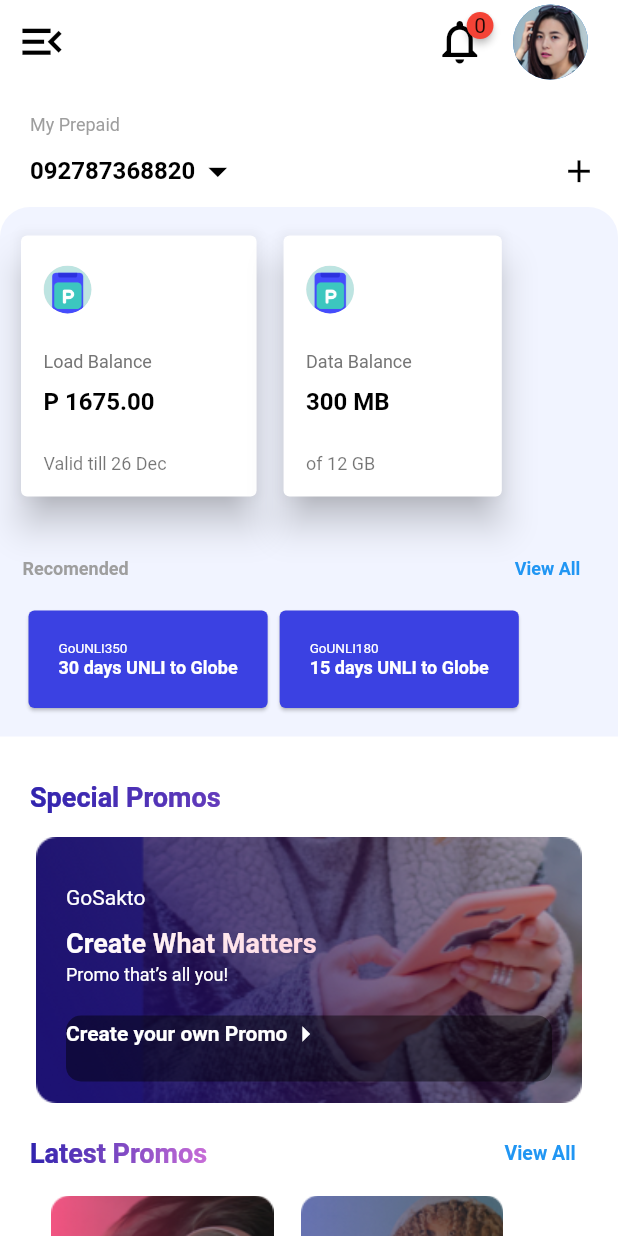
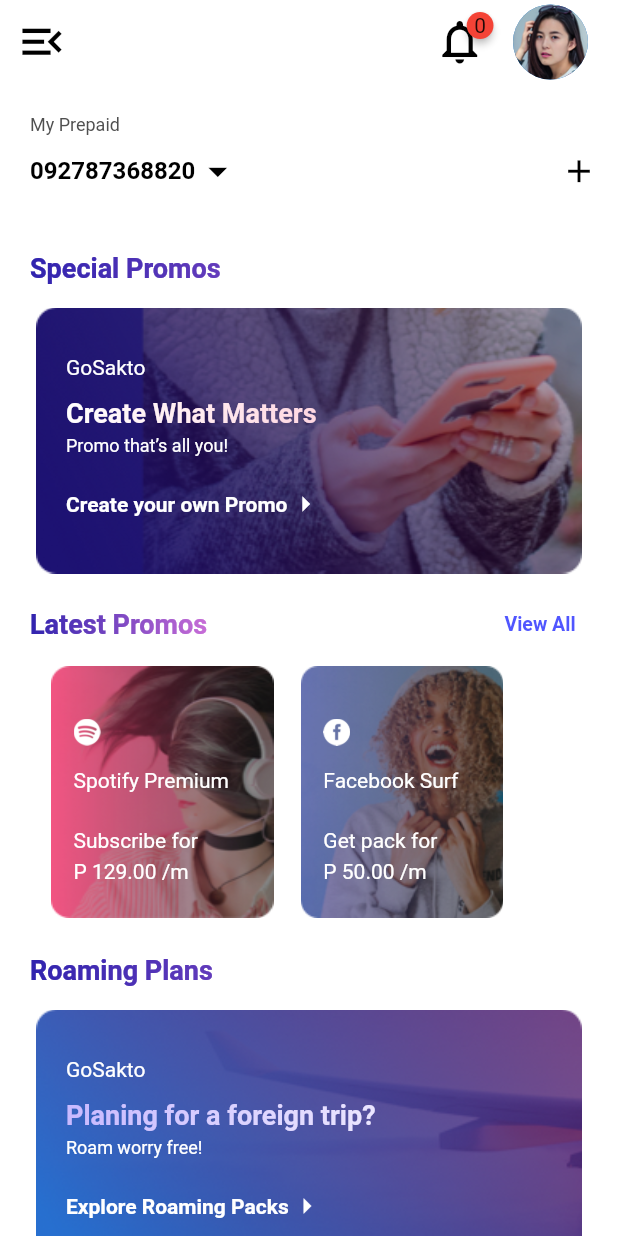
Before and after one commit to Basava44/flutter_app, a Flutter app: the screen it shows after launch, after a tap on the "menu open" icon, on a phone screen of 412 x 824 dp. Run offline on Flutter 3.47's test engine with Material 2 defaults, Android fonts, the phone set to English and light mode, and no system bars; drawn by our look-alikes of badges.

Commit message:
Linear Gradient colors

```diff
--- a/lib/main.dart
+++ b/lib/main.dart
@@ -1,5 +1,6 @@
 import 'package:flutter/material.dart';
 import 'package:badges/badges.dart';
+import 'package:flutter_app/theme/AppTheme.dart';
 import 'package:flutter_app/widgets/Brands.dart';
 import 'package:flutter_app/widgets/ElevatedButton.dart';
 import 'package:flutter_app/widgets/GlobalRewards.dart';
@@ -27,15 +28,15 @@ class _MyAppState extends State<MyApp> {
   Widget build(BuildContext context) {
     return SafeArea(
       child: Scaffold(
-        backgroundColor: Colors.white,
+        backgroundColor: AppTheme.colors.white,
         appBar: AppBar(
           elevation: 0,
-          backgroundColor: Colors.white,
+          backgroundColor: AppTheme.colors.white,
           leading: IconButton(
             icon: Icon(Icons.menu_open_outlined),
             iconSize: 35,
             onPressed: () {},
-            color: Colors.black,
+            color: AppTheme.colors.black,
           ),
           actions: <Widget>[
             Badge(
@@ -50,7 +51,7 @@ class _MyAppState extends State<MyApp> {
                 },
                 icon: Icon(Icons.notifications_none_outlined),
                 iconSize: 35,
-                color: Colors.black,
+                color: AppTheme.colors.black,
               ),
             ),
             SizedBox(width: 10),
@@ -67,14 +68,13 @@ class _MyAppState extends State<MyApp> {
           child: ListView(
             children: <Widget>[
                UserData(),
-              Balance(),
+               //Balance(),
                SpecialPromos(),
                LatestPromos(),
                RoamingPlans(),
                GlobalRewards(),
                Brands(),
                Button(),
-
             ],
           ),
         ),
--- /dev/null
+++ b/lib/theme/AppColors.dart
@@ -0,0 +1,40 @@
+import 'package:flutter/material.dart';
+
+// ignore: camel_case_types
+class AppColors {
+  final white = const Color(0xFFFFFFFF);
+  // ignore: non_constant_identifier_names
+  final greyish_brown_two = const Color(0xFF4F4F4F);
+  // ignore: non_constant_identifier_names
+  final greyish_brown_three = const Color(0xFF4E4E4E);
+  // ignore: non_constant_identifier_names
+  final warm_grey = const Color(0xFF9C9C9C);
+  // ignore: non_constant_identifier_names
+  final lightish_blue = const Color(0xFF5056FF);
+  // ignore: non_constant_identifier_names
+  final warm_blue_two = const Color(0xFF3B41E2);
+  // ignore: non_constant_identifier_names
+  final dark_grey = const Color(0xFF131415);
+  // ignore: non_constant_identifier_names
+  final black_two = const Color(0xFF272727);
+  // ignore: non_constant_identifier_names
+  final ice_blue = const Color(0xFFF1F4FF);
+  final sapphire = const Color(0xFF3023AE);
+  // ignore: non_constant_identifier_names
+  final lavender_pink = const Color(0xFFC86DD7);
+  final mango = const Color(0xFFF9AE34);
+  final tangerine = const Color(0xFFFF8720);
+  // ignore: non_constant_identifier_names
+  final pale_salmon = const Color(0XFFFFA8A8);
+  final cornflower = const Color(0xFF656AFC);
+  // ignore: non_constant_identifier_names
+  final grape_purple = const Color(0xFF511158);
+  // ignore: non_constant_identifier_names
+  final red_brown = const Color(0xFF771313);
+  // ignore: non_constant_identifier_names
+  final red_brown_two = const Color(0xFF941D1D);
+  final black = const Color(0xFF000000);
+
+
+  const AppColors();
+}
--- /dev/null
+++ b/lib/theme/AppTheme.dart
@@ -0,0 +1,5 @@
+import 'package:flutter_app/theme/AppColors.dart';
+
+class AppTheme {
+  static const colors = AppColors();
+}
--- a/lib/widgets/Balance.dart
+++ b/lib/widgets/Balance.dart
@@ -1,4 +1,5 @@
 import 'package:flutter/material.dart';
+import 'package:flutter_app/theme/AppTheme.dart';
 import 'package:flutter_app/widgets/Recomended.dart';
 import 'Balance/BalanceCard.dart';
 import 'Balance/BalanceData.dart';
@@ -16,7 +17,7 @@ class Balance extends StatelessWidget {
   Widget build(BuildContext context) {
     return Container(
       decoration: BoxDecoration(
-        color: Color(0xFFF1F4FF),
+        color: AppTheme.colors.ice_blue,
         borderRadius: BorderRadius.only(
           topRight: Radius.circular(20),
           topLeft: Radius.circular(20),
--- a/lib/widgets/Balance/BalanceCard.dart
+++ b/lib/widgets/Balance/BalanceCard.dart
@@ -1,16 +1,16 @@
 import 'package:flutter/material.dart';
+import 'package:flutter_app/theme/AppTheme.dart';
 import 'BalanceData.dart';
 
 class BalanceCard extends StatelessWidget {
   final BalanceData data;
   BalanceCard({ required this.data });
-
   @override
   Widget build(BuildContext context) {
     return Container(
       margin: EdgeInsets.fromLTRB(10, 15, 0, 5),
       child: Card(
-        color: Colors.white,
+        color: AppTheme.colors.white,
         child: Padding(
           padding: const EdgeInsets.all(10),
           child: Padding(
@@ -21,7 +21,6 @@ class BalanceCard extends StatelessWidget {
                 CircleAvatar(
                   backgroundImage: AssetImage(data.icon),
                   radius: 16,
-                  backgroundColor: Colors.grey[200],
                 ),
                 SizedBox(
                   height: 25,
@@ -30,7 +29,7 @@ class BalanceCard extends StatelessWidget {
                   data.title,
                   style: TextStyle(
                     fontSize: 12,
-                    color: Colors.grey[600],
+                    color: AppTheme.colors.greyish_brown_two,
                   ),
                 ),
                 SizedBox(
@@ -40,7 +39,7 @@ class BalanceCard extends StatelessWidget {
                   data.balance,
                   style: TextStyle(
                     fontSize: 16,
-                    color: Colors.black,
+                    color: AppTheme.colors.dark_grey,
                     fontWeight: FontWeight.w600,
                   ),
                 ),
@@ -51,7 +50,7 @@ class BalanceCard extends StatelessWidget {
                   data.validity,
                   style: TextStyle(
                     fontSize: 12,
-                    color: Colors.black54,
+                    color: AppTheme.colors.black_two,
                   ),
                 ),
               ],
@@ -62,4 +61,6 @@ class BalanceCard extends StatelessWidget {
       ),
     );
   }
+
+  noSuchMethod(Invocation invocation) => super.noSuchMethod(invocation);
 }
--- a/lib/widgets/Brands/Branddata.dart/BrandCard.dart
+++ b/lib/widgets/Brands/Branddata.dart/BrandCard.dart
@@ -1,4 +1,5 @@
 import 'package:flutter/material.dart';
+import 'package:flutter_app/theme/AppTheme.dart';
 import 'BrandData.dart';
 
 class BrandCard extends StatelessWidget {
@@ -35,7 +36,7 @@ class BrandCard extends StatelessWidget {
                 Text(
                   data.title,
                   style: TextStyle(
-                    color: Colors.white,
+                    color: AppTheme.colors.white,
                     fontSize: 14,
                     fontWeight: FontWeight.bold,
                   ),
@@ -46,7 +47,7 @@ class BrandCard extends StatelessWidget {
                 Text(
                   data.footer1,
                   style: TextStyle(
-                    color: Colors.white60,
+                    color: AppTheme.colors.white,
                     fontSize: 15,
                     fontWeight: FontWeight.w500,
                   ),
@@ -57,7 +58,7 @@ class BrandCard extends StatelessWidget {
                 Text(
                   data.footer2,
                   style: TextStyle(
-                    color: Colors.white60,
+                    color: AppTheme.colors.white,
                     fontSize: 15,
                     fontWeight: FontWeight.w500,
                   ),
--- a/lib/widgets/ElevatedButton.dart
+++ b/lib/widgets/ElevatedButton.dart
@@ -1,4 +1,5 @@
 import 'package:flutter/material.dart';
+import 'package:flutter_app/theme/AppTheme.dart';
 
 class Button extends StatelessWidget {
   @override
@@ -11,13 +12,13 @@ class Button extends StatelessWidget {
           onPressed: () {},
           style: ElevatedButton.styleFrom(
             padding: EdgeInsets.symmetric(vertical: 18,),
-            onPrimary: Colors.black,
-            primary: Colors.white,
+            onPrimary: AppTheme.colors.black,
+            primary: AppTheme.colors.white,
             textStyle: TextStyle(
               fontSize: 14,
               fontWeight: FontWeight.w600,
             ),
-            side: BorderSide(color: Colors.black, width: 1),
+            side: BorderSide(color: AppTheme.colors.black, width: 1),
             elevation: 0,
           ),
       ));
--- a/lib/widgets/GlobalRewards.dart
+++ b/lib/widgets/GlobalRewards.dart
@@ -1,4 +1,5 @@
 import 'package:flutter/material.dart';
+import 'package:flutter_app/theme/AppTheme.dart';
 
 class GlobalRewards extends StatelessWidget {
   @override
@@ -12,8 +13,8 @@ class GlobalRewards extends StatelessWidget {
             shaderCallback: (bounds) =>
             LinearGradient(
               colors: [
-                Color(0xff3023ae),
-                Color(0xffc86dd7),
+                AppTheme.colors.sapphire,
+                AppTheme.colors.lavender_pink,
               ],
               tileMode: TileMode.clamp,
             ).createShader(bounds),
@@ -22,7 +23,7 @@ class GlobalRewards extends StatelessWidget {
               style: TextStyle(
                 fontSize: 18,
                 fontWeight: FontWeight.bold,
-                color: Colors.white,
+                color: AppTheme.colors.white,
               ),
               ),
           ),
@@ -33,8 +34,8 @@ class GlobalRewards extends StatelessWidget {
                 decoration: BoxDecoration(
                   gradient: LinearGradient(
                     colors:[
-                      Color(0xfff9ae34),
-                      Color(0xffff8720),
+                      AppTheme.colors.mango,
+                      AppTheme.colors.tangerine,
                     ],
                     tileMode: TileMode.clamp,
                   ),
@@ -52,7 +53,7 @@ class GlobalRewards extends StatelessWidget {
                           style: TextStyle(
                             fontSize: 11,
                             fontWeight: FontWeight.w600,
-                            color: Colors.white,
+                            color: AppTheme.colors.white,
                           ),
                           ),
                           SizedBox(height: 6,),
@@ -63,7 +64,7 @@ class GlobalRewards extends StatelessWidget {
                             style: TextStyle(
                               fontSize: 20,
                               fontWeight: FontWeight.bold,
-                              color: Colors.white,
+                              color: AppTheme.colors.white,
                             ),
                             ),
                         ),
--- a/lib/widgets/LatestPromos.dart
+++ b/lib/widgets/LatestPromos.dart
@@ -1,4 +1,5 @@
 import 'package:flutter/material.dart';
+import 'package:flutter_app/theme/AppTheme.dart';
 import 'package:flutter_app/widgets/LatestPromos/LatestPromoCard.dart';
 import 'package:flutter_app/widgets/LatestPromos/LatestPromoCardData.dart';
 
@@ -24,15 +25,15 @@ class LatestPromos extends StatelessWidget {
                 shaderCallback: (bounds) =>
                 LinearGradient(
                   colors: [
-                    Color(0xFF3023AE),
-                    Color(0xFFC86DD7),
+                    AppTheme.colors.sapphire,
+                    AppTheme.colors.lavender_pink,
                   ],
                   tileMode: TileMode.clamp,
                 ).createShader(bounds),
                 child: Text(
                   'Latest Promos',
                   style: TextStyle(
-                    color: Colors.white,
+                    color: AppTheme.colors.white,
                     fontSize: 18,
                     fontWeight: FontWeight.w600,
                   ),
@@ -43,7 +44,7 @@ class LatestPromos extends StatelessWidget {
                 child: Text(
                   'View All',
                   style: TextStyle(
-                    color: Colors.blue,
+                    color: AppTheme.colors.lightish_blue,
                     fontWeight: FontWeight.bold,
                     fontSize: 13,
                   ),
--- a/lib/widgets/LatestPromos/LatestPromoCard.dart
+++ b/lib/widgets/LatestPromos/LatestPromoCard.dart
@@ -1,4 +1,5 @@
 import 'package:flutter/material.dart';
+import 'package:flutter_app/theme/AppTheme.dart';
 import 'LatestPromoCardData.dart';
 
 class LatestPromoCard extends StatelessWidget {
@@ -35,7 +36,7 @@ class LatestPromoCard extends StatelessWidget {
                 Text(
                   data.title1,
                   style: TextStyle(
-                    color: Colors.white,
+                    color: AppTheme.colors.white,
                     fontSize: 14,
                   ),
                 ),
@@ -45,7 +46,7 @@ class LatestPromoCard extends StatelessWidget {
                 Text(
                   data.title2,
                   style: TextStyle(
-                    color: Colors.white,
+                    color: AppTheme.colors.white,
                     fontSize: 14,
                   ),
                 ),
@@ -55,7 +56,7 @@ class LatestPromoCard extends StatelessWidget {
                 Text(
                   data.amount,
                   style: TextStyle(
-                    color: Colors.white,
+                    color: AppTheme.colors.white,
                     fontSize: 14,
                   ),
                 ),
--- a/lib/widgets/RecomendCard/RecomendCards.dart
+++ b/lib/widgets/RecomendCard/RecomendCards.dart
@@ -1,4 +1,5 @@
 import 'package:flutter/material.dart';
+import 'package:flutter_app/theme/AppTheme.dart';
 import 'package:flutter_app/widgets/RecomendCard/RecomendData.dart';
 
 class RecomendCards extends StatelessWidget {
@@ -10,7 +11,7 @@ class RecomendCards extends StatelessWidget {
   Widget build(BuildContext context) {
     return Container(
       child: Card(
-        color: Color(0xFF3B41E2),
+        color: AppTheme.colors.lightish_blue,
         child: Padding(
           padding: const EdgeInsets.all(20.0),
           child: Column(
@@ -20,13 +21,13 @@ class RecomendCards extends StatelessWidget {
                 data.title,
                 style: TextStyle(
                   fontSize: 9,
-                  color: Colors.white,
+                  color: AppTheme.colors.white,
                 ),
                 ),
               Text(
                 data.data,
                 style: TextStyle(
-                  color: Colors.white,
+                  color: AppTheme.colors.white,
                   fontSize: 12,
                   fontWeight: FontWeight.bold,
                 )
--- a/lib/widgets/Recomended.dart
+++ b/lib/widgets/Recomended.dart
@@ -1,4 +1,5 @@
 import 'package:flutter/material.dart';
+import 'package:flutter_app/theme/AppTheme.dart';
 import 'package:flutter_app/widgets/RecomendCard/RecomendCards.dart';
 import 'package:flutter_app/widgets/RecomendCard/RecomendData.dart';
 
@@ -32,7 +33,7 @@ class Recomended extends StatelessWidget {
                 child: Text(
                   'View All',
                   style: TextStyle(
-                    color: Colors.blue,
+                    color: AppTheme.colors.lightish_blue,
                     fontWeight: FontWeight.bold,
                     fontSize: 12,
                   ),
@@ -40,9 +41,16 @@ class Recomended extends StatelessWidget {
               )
             ],
           ),
-          Row(
-            children:data.map((e) => RecomendCards(data: e)).toList(),
-          )
+          ListView.builder(
+            itemCount: data.length,
+            scrollDirection: Axis.horizontal,
+            itemBuilder: ( c,_index){
+              return RecomendCards(data: data[_index]);
+            }
+            )
+          // Row(
+          //   children:data.map((e) => RecomendCards(data: e)).toList(),
+          // )
         ],
       ),
     );
--- a/lib/widgets/RoamingPalns.dart
+++ b/lib/widgets/RoamingPalns.dart
@@ -1,4 +1,5 @@
 import 'package:flutter/material.dart';
+import 'package:flutter_app/theme/AppTheme.dart';
 
 class RoamingPlans extends StatelessWidget {
   @override
@@ -12,8 +13,8 @@ class RoamingPlans extends StatelessWidget {
             shaderCallback: (bounds) =>
             LinearGradient(
               colors: [
-                Color(0xFF3023AE),
-                Color(0xFFC86DD7),
+                AppTheme.colors.sapphire,
+                AppTheme.colors.lavender_pink,
               ],
               tileMode: TileMode.clamp,
             ).createShader(bounds),
@@ -22,7 +23,7 @@ class RoamingPlans extends StatelessWidget {
               style: TextStyle(
                 fontSize: 18,
                 fontWeight: FontWeight.bold,
-                color: Colors.white,
+                color: AppTheme.colors.white,
               ),
               ),
           ),
@@ -45,7 +46,7 @@ class RoamingPlans extends StatelessWidget {
                 Text(
                   'GoSakto',
                   style: TextStyle(
-                    color: Colors.white,
+                    color: AppTheme.colors.white,
                     fontSize: 14,
                   ),
                   ),
@@ -62,7 +63,7 @@ class RoamingPlans extends StatelessWidget {
                   child: Text(
                     'Planing for a foreign trip?',
                     style: TextStyle(
-                      color: Colors.white,
+                      color: AppTheme.colors.white,
                       fontSize: 18,
                       fontWeight: FontWeight.bold,
                     ),
@@ -72,7 +73,7 @@ class RoamingPlans extends StatelessWidget {
                 Text(
                   'Roam worry free!',
                   style: TextStyle(
-                    color: Colors.white,
+                    color: AppTheme.colors.white,
                     fontSize: 12,
                   ),
                   ),
@@ -88,14 +89,14 @@ class RoamingPlans extends StatelessWidget {
                     Text(
                         'Explore Roaming Packs',
                         style: TextStyle(
-                        color: Colors.white,
+                        color: AppTheme.colors.white,
                         fontSize: 14,
                         fontWeight: FontWeight.w600,
                         ),
                       ),
                     Icon(
                         Icons.arrow_right_outlined,
-                        color: Colors.white,
+                        color: AppTheme.colors.white,
                     ),
                   ],
                 ),
--- a/lib/widgets/SpecialPromos.dart
+++ b/lib/widgets/SpecialPromos.dart
@@ -1,4 +1,5 @@
 import 'package:flutter/material.dart';
+import 'package:flutter_app/theme/AppTheme.dart';
 
 class SpecialPromos extends StatelessWidget {
   @override
@@ -12,8 +13,8 @@ class SpecialPromos extends StatelessWidget {
             shaderCallback: (bounds) =>
             LinearGradient(
               colors: [
-                Color(0xFF3023AE),
-                Color(0xFFC86DD7),
+                AppTheme.colors.sapphire,
+                AppTheme.colors.lavender_pink,
               ],
               tileMode: TileMode.clamp,
             ).createShader(bounds),
@@ -22,7 +23,7 @@ class SpecialPromos extends StatelessWidget {
               style: TextStyle(
                 fontSize: 18,
                 fontWeight: FontWeight.bold,
-                color: Colors.white,
+                color: AppTheme.colors.white,
               ),
               ),
           ),
@@ -45,7 +46,7 @@ class SpecialPromos extends StatelessWidget {
                 Text(
                   'GoSakto',
                   style: TextStyle(
-                    color: Colors.white,
+                    color: AppTheme.colors.white,
                     fontSize: 14,
                   ),
                   ),
@@ -54,7 +55,7 @@ class SpecialPromos extends StatelessWidget {
                   shaderCallback: (bounds) =>
                   LinearGradient(
                     colors: [
-                      Color(0xFFFFFFFF),
+                      AppTheme.colors.white,
                       Color(0xFFFFB2C6),
                     ],
                     tileMode: TileMode.clamp,
@@ -62,7 +63,7 @@ class SpecialPromos extends StatelessWidget {
                   child: Text(
                     'Create What Matters',
                     style: TextStyle(
-                      color: Colors.white,
+                      color: AppTheme.colors.white,
                       fontSize: 18,
                       fontWeight: FontWeight.bold,
                     ),
@@ -72,30 +73,30 @@ class SpecialPromos extends StatelessWidget {
                 Text(
                   'Promo that’s all you! ',
                   style: TextStyle(
-                    color: Colors.white,
+                    color: AppTheme.colors.white,
                     fontSize: 12,
                   ),
                   ),
                   SizedBox(height: 20,),
                 Container(
                   padding: EdgeInsets.fromLTRB(0, 0, 0, 20),
-                  decoration: BoxDecoration(
-                    color: Colors.black45,
-                    borderRadius: BorderRadius.circular(10),
-                  ),
+                  // decoration: BoxDecoration(
+                  //   color: Colors.black45,
+                  //   borderRadius: BorderRadius.circular(10),
+                  // ),
                   child: Row(
                   children: [
                     Text(
                         'Create your own Promo',
                         style: TextStyle(
-                        color: Colors.white,
+                        color: AppTheme.colors.white,
                         fontSize: 14,
                         fontWeight: FontWeight.w600,
                         ),
                       ),
                     Icon(
                         Icons.arrow_right_outlined,
-                        color: Colors.white,
+                        color: AppTheme.colors.white,
                     ),
                   ],
                 ),
--- a/lib/widgets/UserData.dart
+++ b/lib/widgets/UserData.dart
@@ -1,4 +1,5 @@
 import 'package:flutter/material.dart';
+import 'package:flutter_app/theme/AppTheme.dart';
 
 class UserData extends StatelessWidget {
   @override
@@ -10,7 +11,7 @@ class UserData extends StatelessWidget {
         children: <Widget>[
           Text('My Prepaid',
             style: TextStyle(
-              color: Colors.grey,
+              color: AppTheme.colors.greyish_brown_two,
               fontSize: 12,
               ),
           ),
@@ -23,14 +24,14 @@ class UserData extends StatelessWidget {
                   '092787368820',
                   style: TextStyle(
                     fontSize:16,
-                    color: Colors.black,
+                    color: AppTheme.colors.black,
                     fontWeight: FontWeight.bold,
                   ),
                 ),
                   Icon(
                     Icons.arrow_drop_down_sharp,
                     size: 30,
-                    color: Colors.black,
+                    color: AppTheme.colors.black,
                   ),
                 ],),
               ),
@@ -38,7 +39,7 @@ class UserData extends StatelessWidget {
                 child: IconButton(
                   onPressed: (){},
                   icon: Icon(Icons.add),
-                  color: Colors.black,
+                  color: AppTheme.colors.black,
                   iconSize: 25,
                   ),
               )
```
Lines whose indentation alone changed are shown as unchanged.
